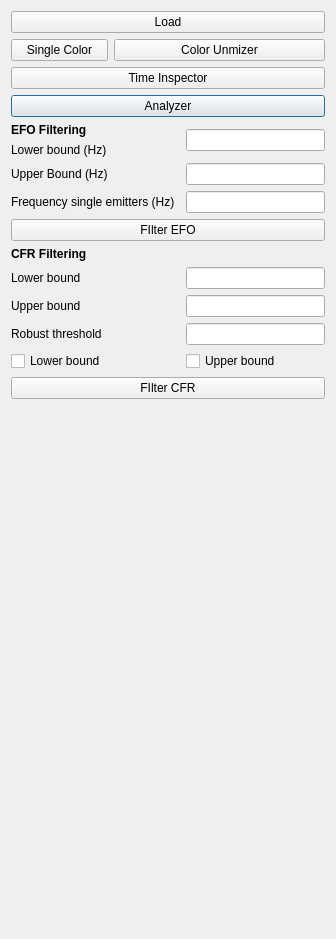
This is pyminflux/ui/wizard.ui in bsse-scf/pyMINFLUX as Qt 5 draws it before an edit. The edited form follows.
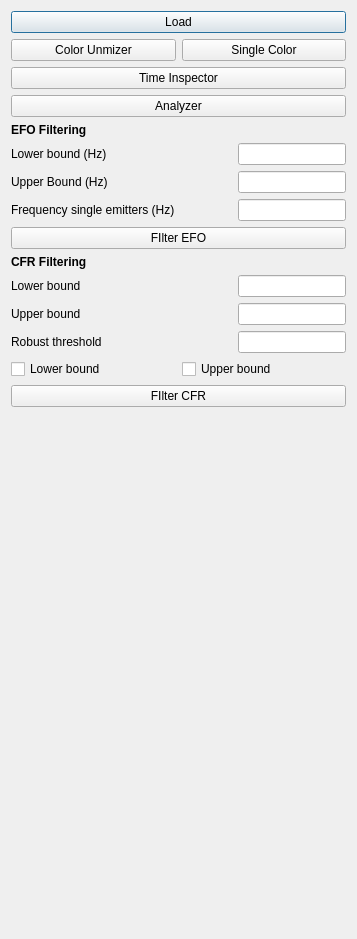
This is the edited form.

Commit message:
Fix wizard layout.
Refs #50

Diff of the .ui file:
```diff
--- a/pyminflux/ui/wizard.ui
+++ b/pyminflux/ui/wizard.ui
@@ -6,7 +6,7 @@
    <rect>
     <x>0</x>
     <y>0</y>
-    <width>336</width>
+    <width>357</width>
     <height>939</height>
    </rect>
   </property>
@@ -20,120 +20,7 @@
    <string>Dialog</string>
   </property>
   <layout class="QGridLayout" name="gridLayout">
-   <item row="8" column="2" colspan="2">
-    <widget class="QLineEdit" name="leFrequencySingleEmitters"/>
-   </item>
-   <item row="5" column="0">
-    <widget class="QLabel" name="lbEFOFiltering">
-     <property name="font">
-      <font>
-       <bold>true</bold>
-      </font>
-     </property>
-     <property name="text">
-      <string>EFO Filtering</string>
-     </property>
-    </widget>
-   </item>
-   <item row="8" column="0" colspan="2">
-    <widget class="QLabel" name="lbFrequencySingleEmitters">
-     <property name="text">
-      <string>Frequency single emitters (Hz)</string>
-     </property>
-    </widget>
-   </item>
-   <item row="14" column="2" colspan="2">
-    <widget class="QCheckBox" name="cbCFRUpperBound">
-     <property name="contextMenuPolicy">
-      <enum>Qt::DefaultContextMenu</enum>
-     </property>
-     <property name="text">
-      <string>Upper bound</string>
-     </property>
-    </widget>
-   </item>
-   <item row="7" column="0">
-    <widget class="QLabel" name="lbEFOUpperBound">
-     <property name="text">
-      <string>Upper Bound (Hz)</string>
-     </property>
-    </widget>
-   </item>
-   <item row="3" column="0" colspan="4">
-    <widget class="QPushButton" name="pbAnalyzer">
-     <property name="text">
-      <string>Analyzer</string>
-     </property>
-    </widget>
-   </item>
-   <item row="12" column="0">
-    <widget class="QLabel" name="lbCFRUpperBound">
-     <property name="text">
-      <string>Upper bound</string>
-     </property>
-    </widget>
-   </item>
-   <item row="1" column="1" colspan="3">
-    <widget class="QPushButton" name="pbColorUnmixer">
-     <property name="text">
-      <string>Color Unmizer</string>
-     </property>
-    </widget>
-   </item>
-   <item row="7" column="2" colspan="2">
-    <widget class="QLineEdit" name="leEFOUpperBound"/>
-   </item>
-   <item row="13" column="0">
-    <widget class="QLabel" name="lbCFRSigmaPre">
-     <property name="text">
-      <string>Robust threshold</string>
-     </property>
-    </widget>
-   </item>
-   <item row="13" column="2" colspan="2">
-    <widget class="QLineEdit" name="leCFRSigma"/>
-   </item>
-   <item row="11" column="2" colspan="2">
-    <widget class="QLineEdit" name="leCFRLowerBound"/>
-   </item>
-   <item row="14" column="0">
-    <widget class="QCheckBox" name="cbCFRLowerBound">
-     <property name="contextMenuPolicy">
-      <enum>Qt::DefaultContextMenu</enum>
-     </property>
-     <property name="text">
-      <string>Lower bound</string>
-     </property>
-    </widget>
-   </item>
-   <item row="1" column="0">
-    <widget class="QPushButton" name="pbSingleColor">
-     <property name="text">
-      <string>Single Color</string>
-     </property>
-    </widget>
-   </item>
-   <item row="5" column="2" rowspan="2" colspan="2">
-    <widget class="QLineEdit" name="leEFOLowerBound"/>
-   </item>
-   <item row="11" column="0">
-    <widget class="QLabel" name="lbCFRLowerBound">
-     <property name="text">
-      <string>Lower bound</string>
-     </property>
-    </widget>
-   </item>
-   <item row="9" column="0" colspan="4">
-    <widget class="QPushButton" name="pbEFOFilter">
-     <property name="text">
-      <string>FIlter EFO</string>
-     </property>
-    </widget>
-   </item>
-   <item row="12" column="2" colspan="2">
-    <widget class="QLineEdit" name="leCFRUpperBound"/>
-   </item>
-   <item row="16" column="0">
+   <item row="17" column="0">
     <spacer name="verticalSpacer">
      <property name="orientation">
       <enum>Qt::Vertical</enum>
@@ -146,45 +33,236 @@
      </property>
     </spacer>
    </item>
-   <item row="15" column="0" colspan="4">
-    <widget class="QPushButton" name="pbCFRFilter">
-     <property name="text">
-      <string>FIlter CFR</string>
-     </property>
-    </widget>
-   </item>
-   <item row="10" column="0">
-    <widget class="QLabel" name="lnCFRFiltering">
-     <property name="font">
-      <font>
-       <bold>true</bold>
-      </font>
-     </property>
-     <property name="text">
-      <string>CFR Filtering</string>
-     </property>
-    </widget>
-   </item>
-   <item row="2" column="0" colspan="4">
-    <widget class="QPushButton" name="pbTimeInspector">
-     <property name="text">
-      <string>Time Inspector</string>
-     </property>
-    </widget>
-   </item>
-   <item row="6" column="0">
-    <widget class="QLabel" name="lbEFOLowerBound">
-     <property name="text">
-      <string>Lower bound (Hz)</string>
-     </property>
-    </widget>
-   </item>
-   <item row="0" column="0" colspan="4">
-    <widget class="QPushButton" name="pbLoadData">
-     <property name="text">
-      <string>Load</string>
-     </property>
-    </widget>
+   <item row="0" column="0">
+    <layout class="QVBoxLayout" name="mainLayout">
+     <item>
+      <widget class="QPushButton" name="pbLoadData">
+       <property name="text">
+        <string>Load</string>
+       </property>
+      </widget>
+     </item>
+     <item>
+      <layout class="QHBoxLayout" name="color_layout">
+       <item>
+        <widget class="QPushButton" name="pbColorUnmixer">
+         <property name="text">
+          <string>Color Unmizer</string>
+         </property>
+        </widget>
+       </item>
+       <item>
+        <widget class="QPushButton" name="pbSingleColor">
+         <property name="text">
+          <string>Single Color</string>
+         </property>
+        </widget>
+       </item>
+      </layout>
+     </item>
+     <item>
+      <widget class="QPushButton" name="pbTimeInspector">
+       <property name="text">
+        <string>Time Inspector</string>
+       </property>
+      </widget>
+     </item>
+     <item>
+      <widget class="QPushButton" name="pbAnalyzer">
+       <property name="text">
+        <string>Analyzer</string>
+       </property>
+      </widget>
+     </item>
+     <item>
+      <widget class="QLabel" name="lbEFOFiltering">
+       <property name="font">
+        <font>
+         <bold>true</bold>
+        </font>
+       </property>
+       <property name="text">
+        <string>EFO Filtering</string>
+       </property>
+      </widget>
+     </item>
+     <item>
+      <layout class="QHBoxLayout" name="efo_lower_bound_layout">
+       <item>
+        <widget class="QLabel" name="lbEFOLowerBound">
+         <property name="text">
+          <string>Lower bound (Hz)</string>
+         </property>
+        </widget>
+       </item>
+       <item>
+        <widget class="QLineEdit" name="leEFOLowerBound">
+         <property name="sizePolicy">
+          <sizepolicy hsizetype="Fixed" vsizetype="Fixed">
+           <horstretch>0</horstretch>
+           <verstretch>0</verstretch>
+          </sizepolicy>
+         </property>
+        </widget>
+       </item>
+      </layout>
+     </item>
+     <item>
+      <layout class="QHBoxLayout" name="efo_upper_bound_layout">
+       <item>
+        <widget class="QLabel" name="lbEFOUpperBound">
+         <property name="text">
+          <string>Upper Bound (Hz)</string>
+         </property>
+        </widget>
+       </item>
+       <item>
+        <widget class="QLineEdit" name="leEFOUpperBound">
+         <property name="sizePolicy">
+          <sizepolicy hsizetype="Fixed" vsizetype="Fixed">
+           <horstretch>0</horstretch>
+           <verstretch>0</verstretch>
+          </sizepolicy>
+         </property>
+        </widget>
+       </item>
+      </layout>
+     </item>
+     <item>
+      <layout class="QHBoxLayout" name="efo_emitters_layout">
+       <item>
+        <widget class="QLabel" name="lbFrequencySingleEmitters">
+         <property name="text">
+          <string>Frequency single emitters (Hz)</string>
+         </property>
+        </widget>
+       </item>
+       <item>
+        <widget class="QLineEdit" name="leFrequencySingleEmitters">
+         <property name="sizePolicy">
+          <sizepolicy hsizetype="Fixed" vsizetype="Fixed">
+           <horstretch>0</horstretch>
+           <verstretch>0</verstretch>
+          </sizepolicy>
+         </property>
+        </widget>
+       </item>
+      </layout>
+     </item>
+     <item>
+      <widget class="QPushButton" name="pbEFOFilter">
+       <property name="text">
+        <string>FIlter EFO</string>
+       </property>
+      </widget>
+     </item>
+     <item>
+      <widget class="QLabel" name="lbCFRFiltering">
+       <property name="font">
+        <font>
+         <bold>true</bold>
+        </font>
+       </property>
+       <property name="text">
+        <string>CFR Filtering</string>
+       </property>
+      </widget>
+     </item>
+     <item>
+      <layout class="QHBoxLayout" name="cfr_lower_bound_layout">
+       <item>
+        <widget class="QLabel" name="lbCFRLowerBound">
+         <property name="text">
+          <string>Lower bound</string>
+         </property>
+        </widget>
+       </item>
+       <item>
+        <widget class="QLineEdit" name="leCFRLowerBound">
+         <property name="sizePolicy">
+          <sizepolicy hsizetype="Fixed" vsizetype="Fixed">
+           <horstretch>0</horstretch>
+           <verstretch>0</verstretch>
+          </sizepolicy>
+         </property>
+        </widget>
+       </item>
+      </layout>
+     </item>
+     <item>
+      <layout class="QHBoxLayout" name="cfr_upper_bound_layout">
+       <item>
+        <widget class="QLabel" name="lbCFRUpperBound">
+         <property name="text">
+          <string>Upper bound</string>
+         </property>
+        </widget>
+       </item>
+       <item>
+        <widget class="QLineEdit" name="leCFRUpperBound">
+         <property name="sizePolicy">
+          <sizepolicy hsizetype="Fixed" vsizetype="Fixed">
+           <horstretch>0</horstretch>
+           <verstretch>0</verstretch>
+          </sizepolicy>
+         </property>
+        </widget>
+       </item>
+      </layout>
+     </item>
+     <item>
+      <layout class="QHBoxLayout" name="robust_threshold_layout">
+       <item>
+        <widget class="QLabel" name="lbCFRSigma">
+         <property name="text">
+          <string>Robust threshold</string>
+         </property>
+        </widget>
+       </item>
+       <item>
+        <widget class="QLineEdit" name="leCFRSigma">
+         <property name="sizePolicy">
+          <sizepolicy hsizetype="Fixed" vsizetype="Fixed">
+           <horstretch>0</horstretch>
+           <verstretch>0</verstretch>
+          </sizepolicy>
+         </property>
+        </widget>
+       </item>
+      </layout>
+     </item>
+     <item>
+      <layout class="QHBoxLayout" name="cfr_bounds_layout">
+       <item>
+        <widget class="QCheckBox" name="cbCFRLowerBound">
+         <property name="contextMenuPolicy">
+          <enum>Qt::DefaultContextMenu</enum>
+         </property>
+         <property name="text">
+          <string>Lower bound</string>
+         </property>
+        </widget>
+       </item>
+       <item>
+        <widget class="QCheckBox" name="cbCFRUpperBound">
+         <property name="contextMenuPolicy">
+          <enum>Qt::DefaultContextMenu</enum>
+         </property>
+         <property name="text">
+          <string>Upper bound</string>
+         </property>
+        </widget>
+       </item>
+      </layout>
+     </item>
+     <item>
+      <widget class="QPushButton" name="pbCFRFilter">
+       <property name="text">
+        <string>FIlter CFR</string>
+       </property>
+      </widget>
+     </item>
+    </layout>
    </item>
   </layout>
  </widget>
```
Left out of the diff: 17 changed lines with no effect on the pictures. The commit also changes 2 other files.
